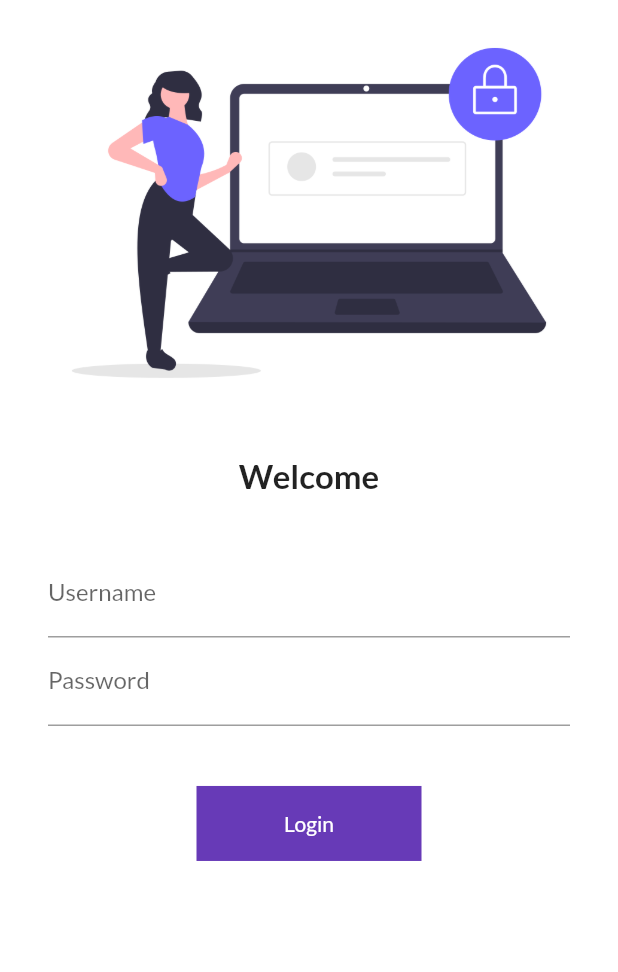
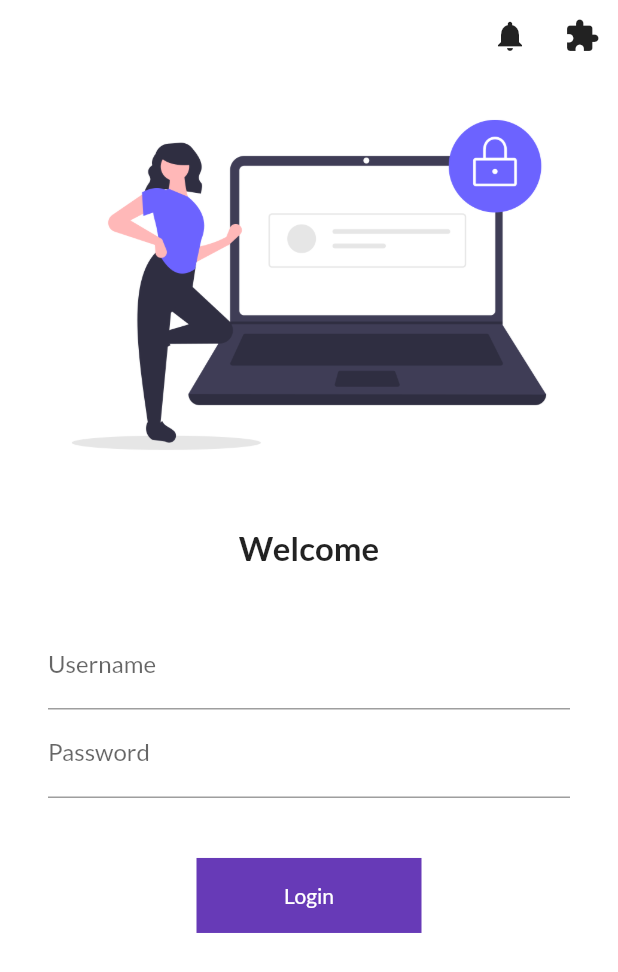
Before and after one commit to AyshChaudhary/test-flutter, a Flutter app: the screen it shows after launch, on a phone screen of 412 x 824 dp. Shown: the top 972 px of the screen. Run offline on Flutter 3.47's test engine with Material 2 defaults, Android fonts, the phone set to English and light mode, and no system bars; our stand-ins replace google_fonts.

Commit message:
Update loginPage.dart
Some changes

```diff
--- a/flutter_application_1/lib/pages/loginPage.dart
+++ b/flutter_application_1/lib/pages/loginPage.dart
@@ -16,6 +16,19 @@ class _LOGINPAGEState extends State<LOGINPAGE> {
       child: SingleChildScrollView(
         child: Column(
           children: [
+            Row(
+              mainAxisAlignment: MainAxisAlignment.end,
+              children: [
+                IconButton(
+                  icon: Icon(Icons.notifications),
+                  onPressed: () {},
+                ),
+                IconButton(
+                  icon: Icon(Icons.extension),
+                  onPressed: () {},
+                ),
+              ],
+            ),
             Image.asset(
               "assets/images/login_image.png",
               fit: BoxFit.cover,
@@ -42,7 +55,7 @@ class _LOGINPAGEState extends State<LOGINPAGE> {
                     decoration: InputDecoration(
                         hintText: "Enter Your Username", labelText: "Username"),
                     validator: (value) {
-                      if (value.isEmpty) {
+                      if (value!.isEmpty) {
                         return "Username can not be Empty";
                       }
                       return null;
@@ -53,7 +66,7 @@ class _LOGINPAGEState extends State<LOGINPAGE> {
                     decoration: InputDecoration(
                         hintText: "Enter Your Password", labelText: "Password"),
                     validator: (value) {
-                      if (value.isEmpty) {
+                      if (value!.isEmpty) {
                         return "Password can not be empty";
                       } else if (value.length > 6) {
                         return "Password shoud be at lest 6 words";
```
